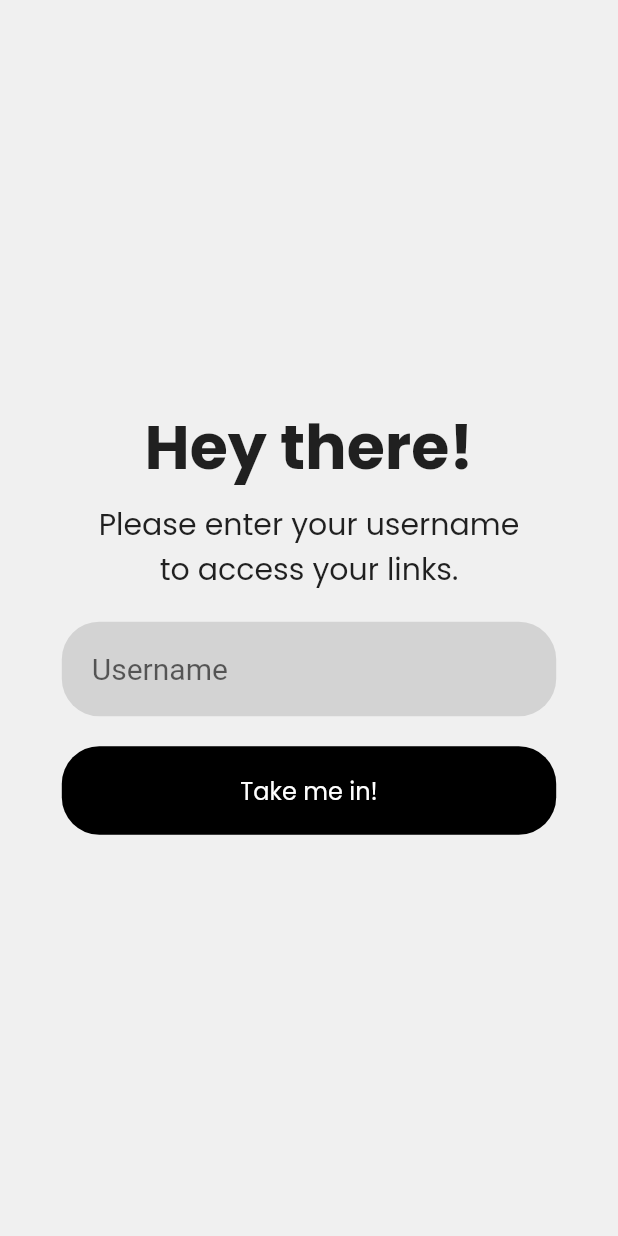
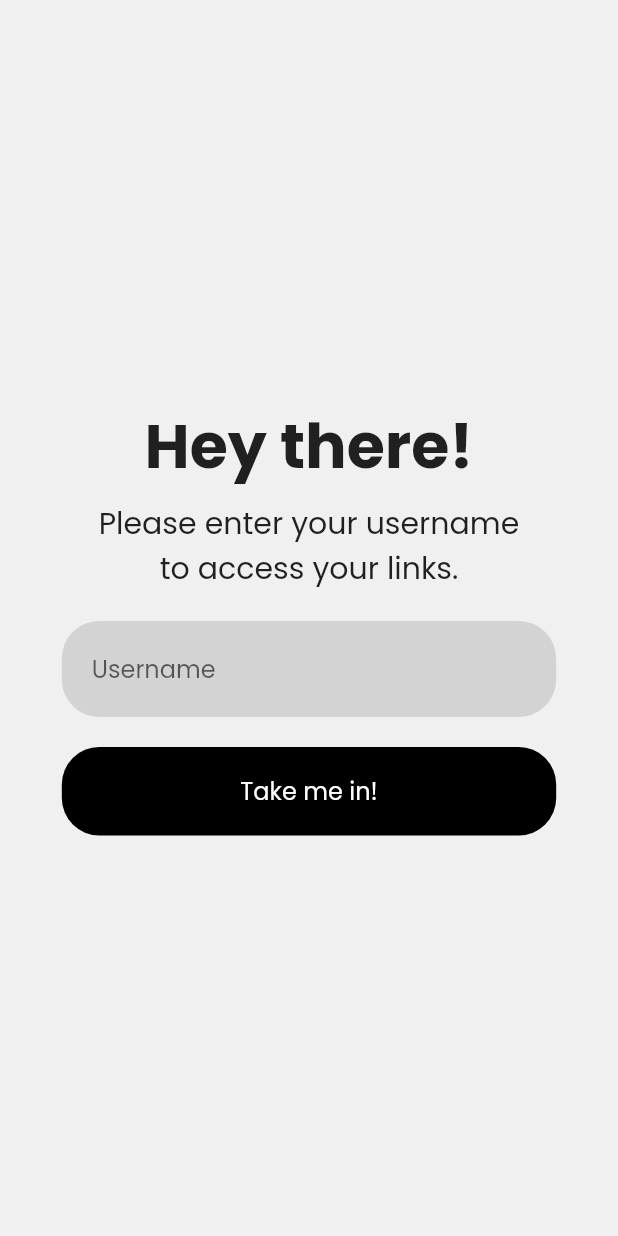
Before and after one commit to Vidhanth/Seamlink, a Flutter app: the screen it shows after launch, on a phone screen of 412 x 824 dp. Run offline on Flutter 3.47's test engine with Material 2 defaults, Android fonts, the phone set to English and light mode, and no system bars; our stand-ins replace animate_do, auto_size_text, flutter_spinkit, flutter_staggered_animations, get, google_fonts and 3 more; missing offline and left inert: bitsdojo_window, receive_sharing_intent, window_size.

Commit message:
Fix TextStyle in Username TextField

```diff
--- a/lib/views/auth_view.dart
+++ b/lib/views/auth_view.dart
@@ -98,6 +98,7 @@ class _AuthViewState extends State<AuthView> {
                             ),
                             controller: userController,
                             hint: 'Username',
+                            style: GoogleFonts.poppins(),
                             padding: EdgeInsets.symmetric(
                               horizontal: 20,
                               vertical: 20,
```
